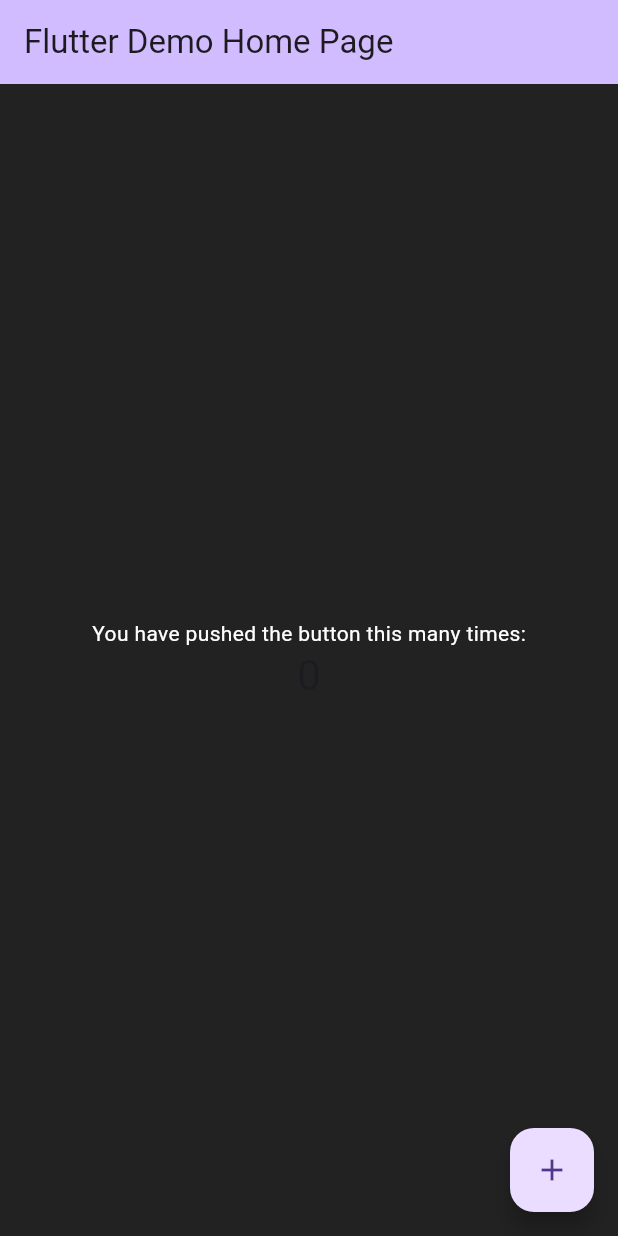
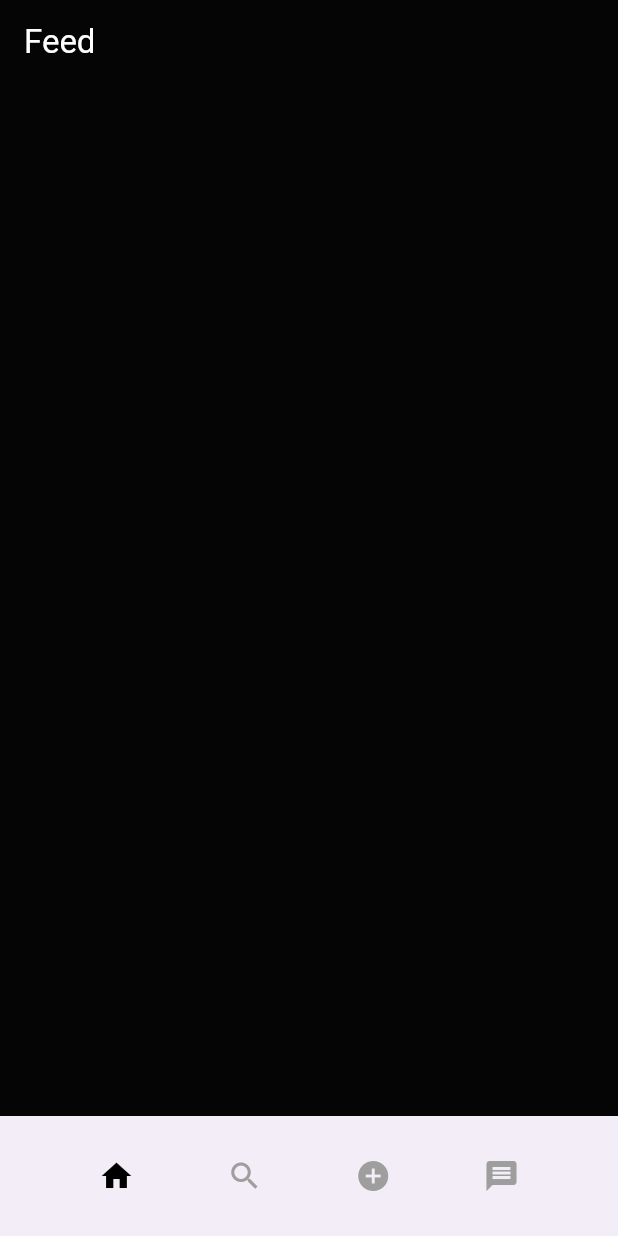
Before and after one commit to dmbJack/tiktok_clone, a Flutter app: the screen it shows after launch, on a phone screen of 412 x 824 dp. Run offline on Flutter 3.47's test engine with Material 3 defaults, Android fonts, the phone set to English and light mode, and no system bars; our stand-ins replace equatable, flutter_bloc, go_router.

Commit message:
added custom navbar

```diff
--- a/lib/main.dart
+++ b/lib/main.dart
@@ -1,5 +1,8 @@
 import 'package:flutter/material.dart';
+import 'package:flutter_bloc/flutter_bloc.dart';
 import 'package:tiktok_clone/src/config/app_theme.dart';
+import 'package:tiktok_clone/src/shared/controller/navigation/navigation_cubit.dart';
+import 'src/config/app_router.dart';
 
 void main() {
   runApp(const MyApp());
@@ -11,89 +14,13 @@ class MyApp extends StatelessWidget {
   // This widget is the root of your application.
   @override
   Widget build(BuildContext context) {
-    return MaterialApp(
-      title: 'TikTok Clone',
-      theme: CustomTheme().theme(),
-      home: const MyHomePage(title: 'Flutter Demo Home Page'),
+    return RepositoryProvider(
+      create: (context) => NavigationCubit(),
+      child: MaterialApp.router(
+        title: 'TikTok Clone',
+        theme: CustomTheme().theme(),
+        routerConfig: AppRouter().router,
+      ),
     );
   }
 }
-
-class MyHomePage extends StatefulWidget {
-  const MyHomePage({super.key, required this.title});
-
-  final String title;
-
-  @override
-  State<MyHomePage> createState() => _MyHomePageState();
-}
-
-class _MyHomePageState extends State<MyHomePage> {
-  int _counter = 0;
-
-  void _incrementCounter() {
-    setState(() {
-      // This call to setState tells the Flutter framework that something has
-      // changed in this State, which causes it to rerun the build method below
-      // so that the display can reflect the updated values. If we changed
-      // _counter without calling setState(), then the build method would not be
-      // called again, and so nothing would appear to happen.
-      _counter++;
-    });
-  }
-
-  @override
-  Widget build(BuildContext context) {
-    // This method is rerun every time setState is called, for instance as done
-    // by the _incrementCounter method above.
-    //
-    // The Flutter framework has been optimized to make rerunning build methods
-    // fast, so that you can just rebuild anything that needs updating rather
-    // than having to individually change instances of widgets.
-    return Scaffold(
-      appBar: AppBar(
-        // TRY THIS: Try changing the color here to a specific color (to
-        // Colors.amber, perhaps?) and trigger a hot reload to see the AppBar
-        // change color while the other colors stay the same.
-        backgroundColor: Theme.of(context).colorScheme.inversePrimary,
-        // Here we take the value from the MyHomePage object that was created by
-        // the App.build method, and use it to set our appbar title.
-        title: Text(widget.title),
-      ),
-      body: Center(
-        // Center is a layout widget. It takes a single child and positions it
-        // in the middle of the parent.
-        child: Column(
-          // Column is also a layout widget. It takes a list of children and
-          // arranges them vertically. By default, it sizes itself to fit its
-          // children horizontally, and tries to be as tall as its parent.
-          //
-          // Column has various properties to control how it sizes itself and
-          // how it positions its children. Here we use mainAxisAlignment to
-          // center the children vertically; the main axis here is the vertical
-          // axis because Columns are vertical (the cross axis would be
-          // horizontal).
-          //
-          // TRY THIS: Invoke "debug painting" (choose the "Toggle Debug Paint"
-          // action in the IDE, or press "p" in the console), to see the
-          // wireframe for each widget.
-          mainAxisAlignment: MainAxisAlignment.center,
-          children: <Widget>[
-            const Text(
-              'You have pushed the button this many times:',
-            ),
-            Text(
-              '$_counter',
-              style: Theme.of(context).textTheme.headlineMedium,
-            ),
-          ],
-        ),
-      ),
-      floatingActionButton: FloatingActionButton(
-        onPressed: _incrementCounter,
-        tooltip: 'Increment',
-        child: const Icon(Icons.add),
-      ), // This trailing comma makes auto-formatting nicer for build methods.
-    );
-  }
-}
--- a/lib/src/config/app_router.dart
+++ b/lib/src/config/app_router.dart
@@ -0,0 +1,96 @@
+import 'dart:async';
+
+import 'package:flutter/material.dart';
+import 'package:go_router/go_router.dart';
+import 'package:tiktok_clone/main.dart';
+import 'package:tiktok_clone/src/features/auth/presentation/view/signin_screen.dart';
+import 'package:tiktok_clone/src/features/auth/presentation/view/signup_screen.dart';
+import 'package:tiktok_clone/src/features/feed/presentation/view/discover_screen.dart';
+import 'package:tiktok_clone/src/features/feed/presentation/view/feed_screen.dart';
+
+import '../shared/presentation/widgets/widgets.dart';
+
+class AppRouter {
+  AppRouter();
+  late GoRouter router = GoRouter(routes: [
+    ShellRoute(
+      builder: (BuildContext context, GoRouterState state, Widget child) {
+        return Scaffold(
+          body: child,
+          bottomNavigationBar: CustomNavBar( pageIndex: switch (state.matchedLocation) {
+            '/' => 0,
+            '/discover' => 1,
+            '/add' => 2,
+            '/chat' => 3,
+            String() => null,
+          },),
+        );
+      },
+      routes: [
+        GoRoute(
+          path: '/',
+          name: 'feed',
+          // builder: (BuildContext context, GoRouterState state) {
+          //   return const FeedScreen();
+          // },
+          pageBuilder: (context, state) => CustomTransitionPage(
+            child:  const FeedScreen(),
+            transitionsBuilder:
+                (context, animation, secondaryAnimation, child) =>
+                    FadeTransition(opacity: animation, child: child),
+          ),
+        ),
+        GoRoute(
+          path: '/discover',
+          name: 'discover',
+          pageBuilder: (context, state) => CustomTransitionPage(
+            child:  const DiscoverScreen(),
+            transitionsBuilder:
+                (context, animation, secondaryAnimation, child) =>
+                    FadeTransition(opacity: animation, child: child),
+          ),
+          // builder: (BuildContext context, GoRouterState state) {
+          //   return const DiscoverScreen();
+          // },
+        ),
+      ],
+    ),
+    GoRoute(
+      path: '/signin',
+      name: 'signin',
+      builder: (BuildContext context, GoRouterState state) {
+        return const SigninScreen();
+      },
+      routes: [
+        GoRoute(
+          path: 'signup',
+          name: 'signup',
+          builder: (BuildContext context, GoRouterState state) {
+            return const SignupScreen();
+          },
+        ),
+      ],
+    ),
+  ]);
+}
+
+class GoRouterRefreshStream extends ChangeNotifier {
+  /// Creates a [GoRouterRefreshStream].
+  ///
+  /// Every time the [stream] receives an event the [GoRouter] will refresh its
+  /// current route.
+  GoRouterRefreshStream(Stream<dynamic> stream) {
+    notifyListeners();
+    _subscription = stream.asBroadcastStream().listen(
+          (dynamic _) => notifyListeners(),
+        );
+  }
+
+  late final StreamSubscription<dynamic> _subscription;
+
+  @override
+  void dispose() {
+    _subscription.cancel();
+    super.dispose();
+  }
+}
--- a/lib/src/config/app_theme.dart
+++ b/lib/src/config/app_theme.dart
@@ -6,6 +6,7 @@ class CustomTheme {
         scaffoldBackgroundColor: Colors.black87,
         appBarTheme: const AppBarTheme(
             backgroundColor: Colors.transparent,
+            foregroundColor: Colors.white,
             elevation: 0,
             iconTheme: IconThemeData(color: Colors.white)),
         textTheme: const TextTheme(
@@ -15,8 +16,6 @@ class CustomTheme {
           bodyLarge: TextStyle(color: Colors.white),
           bodyMedium: TextStyle(color: Colors.white),
           bodySmall: TextStyle(color: Colors.white),
-          )
-    );
-
+        ));
   }
 }
--- /dev/null
+++ b/lib/src/features/feed/presentation/view/feed_screen.dart
@@ -0,0 +1,17 @@
+import 'package:flutter/material.dart';
+
+import '../../../../shared/presentation/widgets/widgets.dart';
+
+class FeedScreen extends StatelessWidget {
+  const FeedScreen({super.key});
+
+  @override
+  Widget build(BuildContext context) {
+    return Scaffold(
+      appBar: AppBar(
+        title: const Text("Feed"),
+      ),
+      // bottomNavigationBar: const CustomNavBar(),
+    );
+  }
+}
--- /dev/null
+++ b/lib/src/shared/controller/navigation/navigation_cubit.dart
@@ -0,0 +1,12 @@
+import 'package:flutter_bloc/flutter_bloc.dart';
+import 'package:equatable/equatable.dart';
+
+part 'navigation_state.dart';
+
+class NavigationCubit extends Cubit<NavigationState> {
+  NavigationCubit() : super(NavigationInitial());
+
+  void navigate(int index) {
+    emit(OnNavigationChanged(index: index));
+  }
+}
--- /dev/null
+++ b/lib/src/shared/controller/navigation/navigation_state.dart
@@ -0,0 +1,15 @@
+part of 'navigation_cubit.dart';
+
+sealed class NavigationState extends Equatable {
+  final int index;
+  const NavigationState({this.index = 0});
+
+  @override
+  List<Object> get props => [index];
+}
+
+final class NavigationInitial extends NavigationState {}
+
+final class OnNavigationChanged extends NavigationState {
+  const OnNavigationChanged({required int index}) : super(index: index);
+}
--- /dev/null
+++ b/lib/src/shared/presentation/widgets/custom_nav_bar.dart
@@ -0,0 +1,129 @@
+import 'package:flutter/material.dart';
+import 'package:go_router/go_router.dart';
+
+class CustomNavBar extends StatefulWidget {
+  final int? pageIndex;
+  const CustomNavBar({super.key, this.pageIndex});
+
+  @override
+  State<CustomNavBar> createState() => _CustomNavBarState();
+}
+
+class _CustomNavBarState extends State<CustomNavBar> {
+  int _selectedIndex = 0;
+  @override
+  void initState() {
+    super.initState();
+  }
+
+  @override
+  Widget build(BuildContext context) {
+    _selectedIndex = widget.pageIndex ?? 0;
+    // return BlocBuilder<NavigationCubit, NavigationState>(
+    //   builder: (context, state) {
+    //     return BottomNavigationBar(
+
+    //       backgroundColor: Colors.black,
+    //       currentIndex: state.index,
+    //       onTap: (index) {
+    //         context.read<NavigationCubit>().navigate(index);
+    //         switch (index) {
+    //           case 0:
+    //             context.goNamed('feed');
+    //             break;
+    //           case 1:
+    //             context.goNamed('discover');
+    //             break;
+    //           case 2:
+    //             context.goNamed('add');
+    //             break;
+    //           case 3:
+    //             context.goNamed('chat');
+    //             break;
+    //           default:
+    //         }
+    //       },
+    //       items: const [
+    //         BottomNavigationBarItem(
+    //           icon: Icon(Icons.home),
+    //           label: 'Home',
+    //         ),
+    //         BottomNavigationBarItem(
+    //           icon: Icon(Icons.search),
+    //           label: 'Search',
+    //         ),
+    //         BottomNavigationBarItem(
+    //           icon: Icon(Icons.add_circle),
+    //           label: 'Add',
+    //         ),
+    //         BottomNavigationBarItem(
+    //           icon: Icon(Icons.message),
+    //           label: 'Chat',
+    //         ),
+    //       ],
+    //     );
+    //   },
+    // );
+
+    return BottomAppBar(
+      shape: const CircularNotchedRectangle(),
+      notchMargin: 5,
+      child: Row(
+        mainAxisAlignment: MainAxisAlignment.spaceEvenly,
+        children: [
+          IconButton(
+            onPressed: () {
+              // context.read<NavigationCubit>().navigate(0);
+              // setState(() {
+              //   _selectedIndex = 0;
+              // });
+
+              context.goNamed('feed');
+            },
+            icon: Icon(
+              Icons.home,
+              color: _selectedIndex == 0 ? Colors.black : Colors.grey,
+            ),
+          ),
+          IconButton(
+            onPressed: () {
+              // setState(() {
+              //   _selectedIndex = 1;
+              // });
+              // context.read<NavigationCubit>().navigate(1);
+              context.goNamed('discover');
+            },
+            icon: Icon(
+              Icons.search,
+              color: _selectedIndex == 1 ? Colors.black : Colors.grey,
+            ),
+          ),
+          IconButton(
+            onPressed: () {
+              // setState(() {
+              //   _selectedIndex = 2;
+              // });
+              // context.read<NavigationCubit>().navigate(2);
+              // context.goNamed('add');
+            },
+            icon: Icon(
+              Icons.add_circle,
+              color: _selectedIndex == 2 ? Colors.black : Colors.grey,
+            ),
+          ),
+          IconButton(
+            onPressed: () {
+              // setState(() {
+              //   _selectedIndex = 3;
+              // });
+              // context.read<NavigationCubit>().navigate(3);
+              // context.goNamed('chat');
+            },
+            icon: Icon(Icons.message,
+                color: _selectedIndex == 3 ? Colors.black : Colors.grey),
+          )
+        ],
+      ),
+    );
+  }
+}
--- /dev/null
+++ b/lib/src/shared/presentation/widgets/widgets.dart
@@ -0,0 +1 @@
+export 'custom_nav_bar.dart';
--- a/pubspec.yaml
+++ b/pubspec.yaml
@@ -35,6 +35,9 @@ dependencies:
   # The following adds the Cupertino Icons font to your application.
   # Use with the CupertinoIcons class for iOS style icons.
   cupertino_icons: ^1.0.2
+  go_router: ^13.2.0
+  flutter_bloc: ^8.1.4
+  equatable: ^2.0.5
 
 dev_dependencies:
   flutter_test:
```
Also changed, not shown: lib/src/features/auth/presentation/view/signin_screen.dart (added, +14 -0 lines), lib/src/features/auth/presentation/view/signup_screen.dart (added, +17 -0 lines), lib/src/features/chat/presentation/view/chat_screen.dart (added, +12 -0 lines), lib/src/features/feed/presentation/view/discover_screen.dart (added, +17 -0 lines), pubspec.lock. Lines whose indentation alone changed are shown as unchanged.
